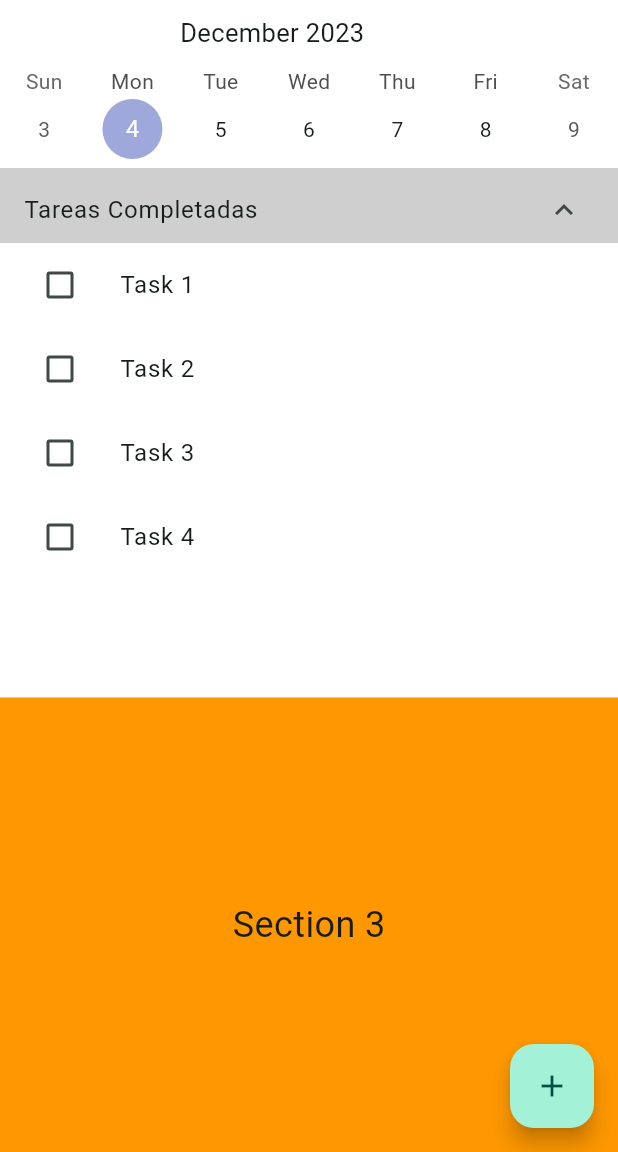
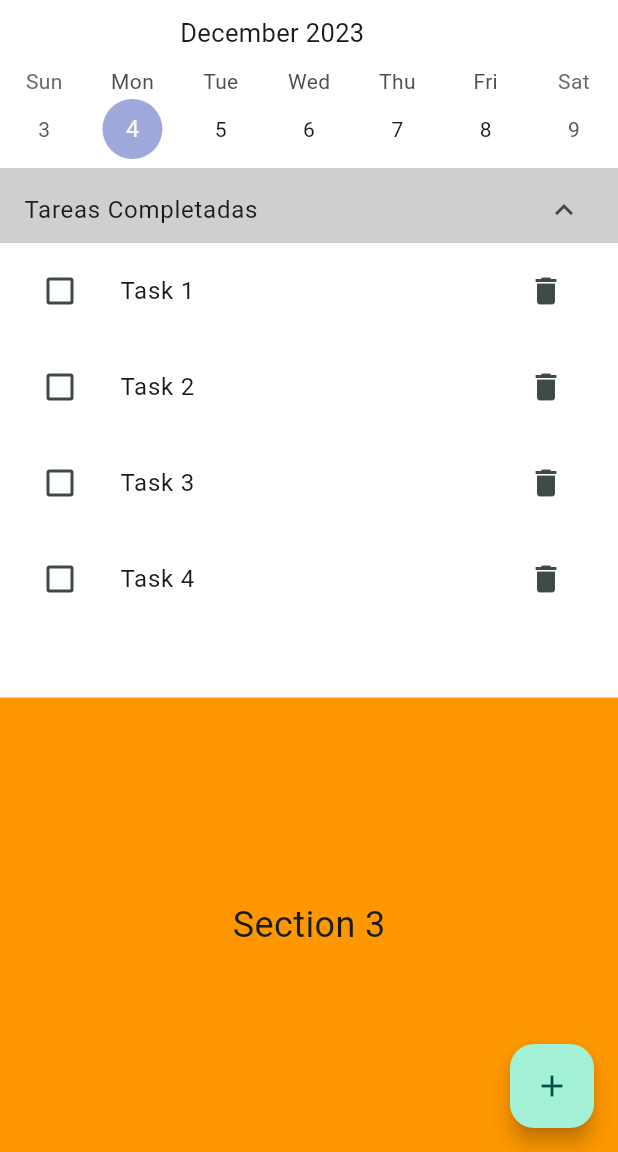
Before and after one commit to pabloboo/StudyPlanner, a Flutter app: the screen it shows after launch, on a phone screen of 412 x 824 dp, the part 84-1236 px from its top. Run offline on Flutter 3.47's test engine with Material 2 defaults, Android fonts, the phone set to English and light mode, and no system bars; drawn by our look-alikes of table_calendar.

Commit message:
Implementation of task deletion

```diff
--- a/study_planner/lib/providers/task_provider.dart
+++ b/study_planner/lib/providers/task_provider.dart
@@ -23,4 +23,9 @@ class TaskProvider extends ChangeNotifier {
     _tasks.add(newTask);
     notifyListeners();
   }
+
+  void removeTask(Task task) {
+    _tasks.remove(task);
+    notifyListeners();
+  }
 }
--- a/study_planner/lib/widgets/task_list_consumer.dart
+++ b/study_planner/lib/widgets/task_list_consumer.dart
@@ -1,7 +1,7 @@
 import 'package:flutter/material.dart';
+import 'package:study_planner/models/task_model.dart';
 import 'package:study_planner/providers/task_provider.dart';
 import 'package:provider/provider.dart';
-import 'package:study_planner/screens/task_list.dart';
 
 class TaskListConsumer extends StatelessWidget {
   const TaskListConsumer({super.key});
@@ -10,10 +10,34 @@ class TaskListConsumer extends StatelessWidget {
   Widget build(BuildContext context) {
     return Consumer<TaskProvider>(
       builder: (context, taskProvider, _) {
-        return TaskList(
-          tasks: taskProvider.tasks,
-          onTaskToggle: (task) {
-            taskProvider.toggleTaskCompletion(task);
+        return ListView.builder(
+          itemCount: taskProvider.tasks.length,
+          itemBuilder: (context, index) {
+            final Task task = taskProvider.tasks[index];
+            return ListTile(
+              leading: Checkbox(
+                value: task.isCompleted,
+                onChanged: (value) {
+                  taskProvider.toggleTaskCompletion(task);
+                },
+              ),
+              title: Row(
+                children: [
+                  Expanded(
+                    child: Text(task.title),
+                  ),
+                  IconButton(
+                    icon: const Icon(Icons.delete),
+                    onPressed: () {
+                      taskProvider.removeTask(task);
+                    },
+                  ),
+                ],
+              ),
+              onTap: () {
+                taskProvider.toggleTaskCompletion(task);
+              },
+            );
           },
         );
       },
```
